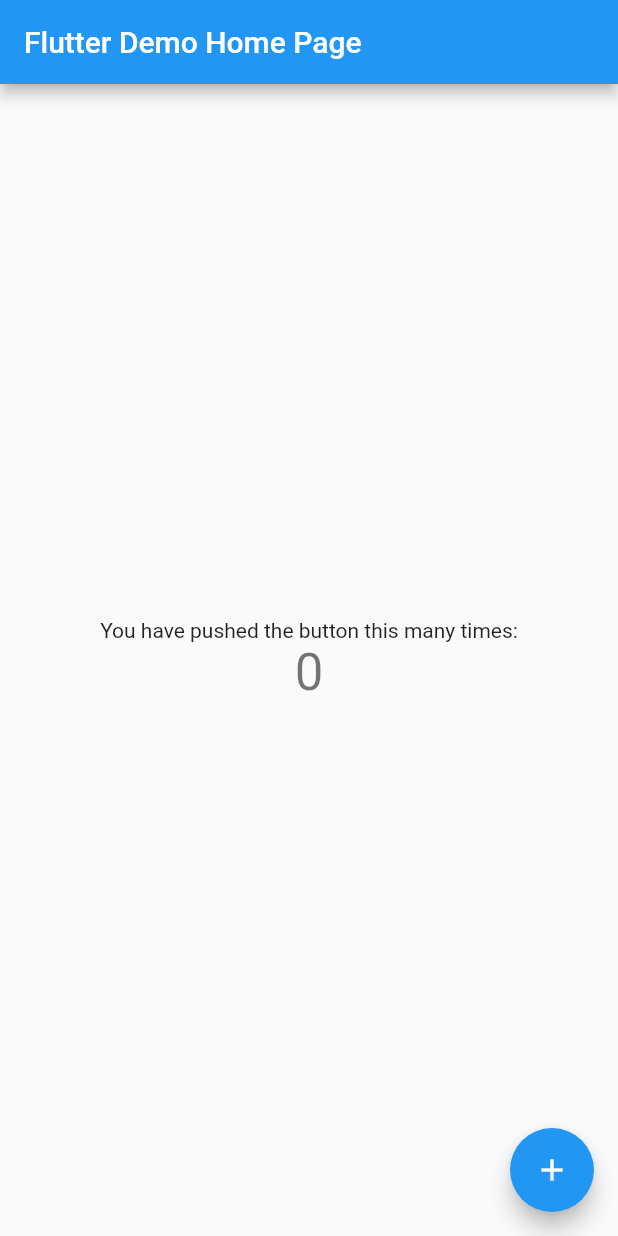
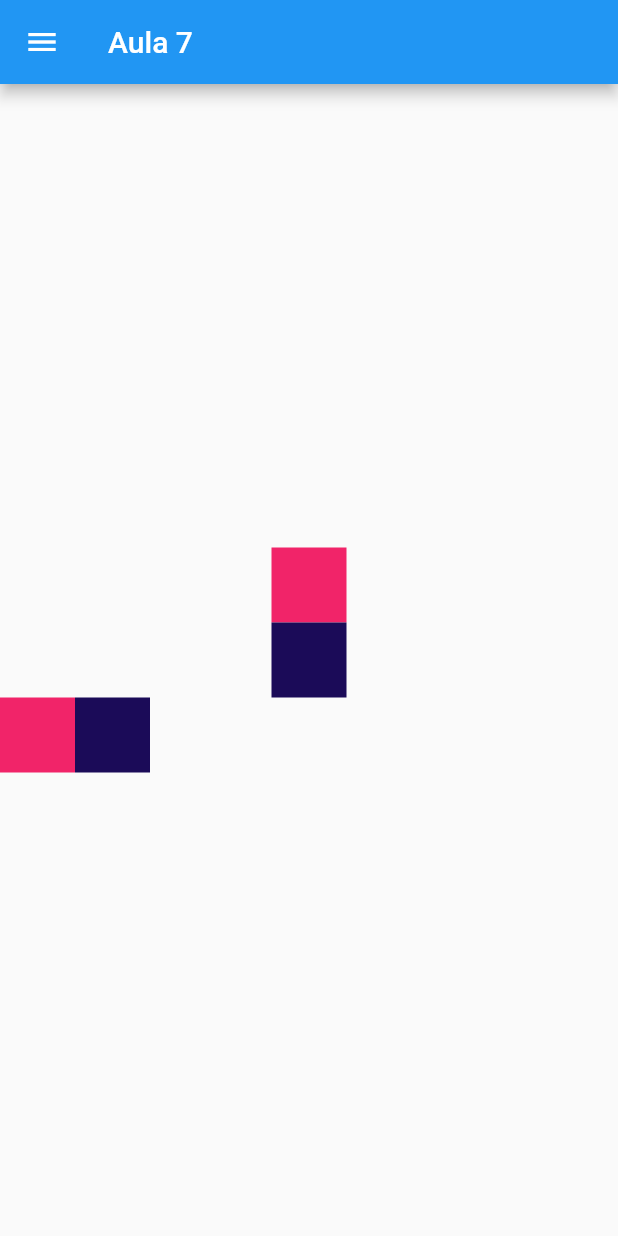
Before and after one commit to juniorsn1409/aprendendo-flutter, a Flutter app: the screen it shows after launch, on a phone screen of 412 x 824 dp. Run offline on Flutter 3.47's test engine with Material 2 defaults, Android fonts, the light colour scheme and no system bars.

Commit message:
[MERCE-001] aula 06 e 07

```diff
--- /dev/null
+++ b/merce/lib/aula04.dart
@@ -0,0 +1,32 @@
+import 'package:flutter/material.dart';
+
+class MyApp04 extends StatelessWidget {
+  const MyApp04({Key? key}) : super(key: key);
+
+  @override
+  Widget build(BuildContext context) {
+    return MaterialApp(
+      title: 'Aula 04',
+      theme: ThemeData(
+        primarySwatch: Colors.blue,
+      ),
+      home: HomePage(),
+    );
+  }
+}
+
+class HomePage extends StatelessWidget {
+  const HomePage({Key? key}) : super(key: key);
+
+  @override
+  Widget build(BuildContext context) {
+    return Scaffold(
+      appBar: AppBar(
+        title: const Text("Aula 04"),
+      ),
+      body: const Center(
+        child: Text("Olá Merce 04"),
+      ),
+    );
+  }
+}
--- /dev/null
+++ b/merce/lib/aula06.dart
@@ -0,0 +1,63 @@
+import 'package:flutter/material.dart';
+
+import 'aula04.dart';
+import 'aula07.dart';
+
+class MyApp06 extends StatelessWidget {
+  const MyApp06({Key? key}) : super(key: key);
+
+  @override
+  Widget build(BuildContext context) {
+    return MaterialApp(
+      title: 'Aula 06',
+      theme: ThemeData(
+        primarySwatch: Colors.blue,
+      ),
+      home: HomePage(),
+    );
+  }
+}
+
+class HomePage extends StatelessWidget {
+  const HomePage({Key? key}) : super(key: key);
+
+  @override
+  Widget build(BuildContext context) {
+    return Scaffold(
+      appBar: AppBar(
+        title: const Text("Aula 6"),
+      ),
+      body: const Center(
+        child: Text("Olá Merce 06"),
+      ),
+      drawer: Drawer(
+        child: ListView(
+          children: [
+            DrawerHeader(
+              decoration: BoxDecoration(color: Colors.blue),
+              child: Text("Merce"),
+            ),
+            ListTile(
+              leading: Icon(Icons.favorite_border),
+              title: const Text("Aula 04"),
+              onTap: () {
+                Navigator.of(context).push(
+                  MaterialPageRoute(builder: (context) => const MyApp04()),
+                );
+              },
+            ),
+            ListTile(
+              leading: Icon(Icons.favorite_border),
+              title: const Text("Aula 07"),
+              onTap: () {
+                Navigator.of(context).push(
+                  MaterialPageRoute(builder: (context) => const MyApp07()),
+                );
+              },
+            ),
+          ],
+        ),
+      ),
+    );
+  }
+}
--- /dev/null
+++ b/merce/lib/aula07.dart
@@ -0,0 +1,92 @@
+import 'package:flutter/material.dart';
+
+import 'aula04.dart';
+import 'aula06.dart';
+
+class MyApp07 extends StatelessWidget {
+  const MyApp07({Key? key}) : super(key: key);
+
+  @override
+  Widget build(BuildContext context) {
+    return MaterialApp(
+      title: 'Aula 07',
+      theme: ThemeData(
+        primarySwatch: Colors.blue,
+      ),
+      home: HomePage(),
+    );
+  }
+}
+
+class HomePage extends StatelessWidget {
+  const HomePage({Key? key}) : super(key: key);
+
+  @override
+  Widget build(BuildContext context) {
+    return Scaffold(
+        appBar: AppBar(
+          title: const Text("Aula 7"),
+        ),
+        drawer: Drawer(
+          child: ListView(
+            children: [
+              DrawerHeader(
+                decoration: BoxDecoration(color: Colors.blue),
+                child: Text("Merce"),
+              ),
+              ListTile(
+                leading: Icon(Icons.favorite_border),
+                title: const Text("Aula 04"),
+                onTap: () {
+                  Navigator.of(context).push(
+                    MaterialPageRoute(builder: (context) => const MyApp04()),
+                  );
+                },
+              ),
+              ListTile(
+                leading: Icon(Icons.favorite_border),
+                title: const Text("Aula 06"),
+                onTap: () {
+                  Navigator.of(context).push(
+                    MaterialPageRoute(builder: (context) => const MyApp06()),
+                  );
+                },
+              ),
+            ],
+          ),
+        ),
+        body: SizedBox(
+          width: double.infinity,
+          child: Column(
+            mainAxisAlignment: MainAxisAlignment.center,
+            crossAxisAlignment: CrossAxisAlignment.center,
+            children: [
+              Container(
+                color: Color.fromARGB(255, 241, 36, 105),
+                width: 50,
+                height: 50,
+              ),
+              Container(
+                color: Color.fromARGB(255, 27, 11, 88),
+                width: 50,
+                height: 50,
+              ),
+              Row(
+                children: [
+                  Container(
+                    color: Color.fromARGB(255, 241, 36, 105),
+                    width: 50,
+                    height: 50,
+                  ),
+                  Container(
+                    color: Color.fromARGB(255, 27, 11, 88),
+                    width: 50,
+                    height: 50,
+                  ),
+                ],
+              )
+            ],
+          ),
+        ));
+  }
+}
--- a/merce/lib/main.dart
+++ b/merce/lib/main.dart
@@ -1,115 +1,9 @@
 import 'package:flutter/material.dart';
 
+import 'aula04.dart';
+import 'aula06.dart';
+import 'aula07.dart';
+
 void main() {
-  runApp(const MyApp());
+  runApp(const MyApp07());
 }
-
-class MyApp extends StatelessWidget {
-  const MyApp({super.key});
-
-  // This widget is the root of your application.
-  @override
-  Widget build(BuildContext context) {
-    return MaterialApp(
-      title: 'Flutter Demo',
-      theme: ThemeData(
-        // This is the theme of your application.
-        //
-        // Try running your application with "flutter run". You'll see the
-        // application has a blue toolbar. Then, without quitting the app, try
-        // changing the primarySwatch below to Colors.green and then invoke
-        // "hot reload" (press "r" in the console where you ran "flutter run",
-        // or simply save your changes to "hot reload" in a Flutter IDE).
-        // Notice that the counter didn't reset back to zero; the application
-        // is not restarted.
-        primarySwatch: Colors.blue,
-      ),
-      home: const MyHomePage(title: 'Flutter Demo Home Page'),
-    );
-  }
-}
-
-class MyHomePage extends StatefulWidget {
-  const MyHomePage({super.key, required this.title});
-
-  // This widget is the home page of your application. It is stateful, meaning
-  // that it has a State object (defined below) that contains fields that affect
-  // how it looks.
-
-  // This class is the configuration for the state. It holds the values (in this
-  // case the title) provided by the parent (in this case the App widget) and
-  // used by the build method of the State. Fields in a Widget subclass are
-  // always marked "final".
-
-  final String title;
-
-  @override
-  State<MyHomePage> createState() => _MyHomePageState();
-}
-
-class _MyHomePageState extends State<MyHomePage> {
-  int _counter = 0;
-
-  void _incrementCounter() {
-    setState(() {
-      // This call to setState tells the Flutter framework that something has
-      // changed in this State, which causes it to rerun the build method below
-      // so that the display can reflect the updated values. If we changed
-      // _counter without calling setState(), then the build method would not be
-      // called again, and so nothing would appear to happen.
-      _counter++;
-    });
-  }
-
-  @override
-  Widget build(BuildContext context) {
-    // This method is rerun every time setState is called, for instance as done
-    // by the _incrementCounter method above.
-    //
-    // The Flutter framework has been optimized to make rerunning build methods
-    // fast, so that you can just rebuild anything that needs updating rather
-    // than having to individually change instances of widgets.
-    return Scaffold(
-      appBar: AppBar(
-        // Here we take the value from the MyHomePage object that was created by
-        // the App.build method, and use it to set our appbar title.
-        title: Text(widget.title),
-      ),
-      body: Center(
-        // Center is a layout widget. It takes a single child and positions it
-        // in the middle of the parent.
-        child: Column(
-          // Column is also a layout widget. It takes a list of children and
-          // arranges them vertically. By default, it sizes itself to fit its
-          // children horizontally, and tries to be as tall as its parent.
-          //
-          // Invoke "debug painting" (press "p" in the console, choose the
-          // "Toggle Debug Paint" action from the Flutter Inspector in Android
-          // Studio, or the "Toggle Debug Paint" command in Visual Studio Code)
-          // to see the wireframe for each widget.
-          //
-          // Column has various properties to control how it sizes itself and
-          // how it positions its children. Here we use mainAxisAlignment to
-          // center the children vertically; the main axis here is the vertical
-          // axis because Columns are vertical (the cross axis would be
-          // horizontal).
-          mainAxisAlignment: MainAxisAlignment.center,
-          children: <Widget>[
-            const Text(
-              'You have pushed the button this many times:',
-            ),
-            Text(
-              '$_counter',
-              style: Theme.of(context).textTheme.headline4,
-            ),
-          ],
-        ),
-      ),
-      floatingActionButton: FloatingActionButton(
-        onPressed: _incrementCounter,
-        tooltip: 'Increment',
-        child: const Icon(Icons.add),
-      ), // This trailing comma makes auto-formatting nicer for build methods.
-    );
-  }
-}
```
Also changed, not shown: 1 other file.
